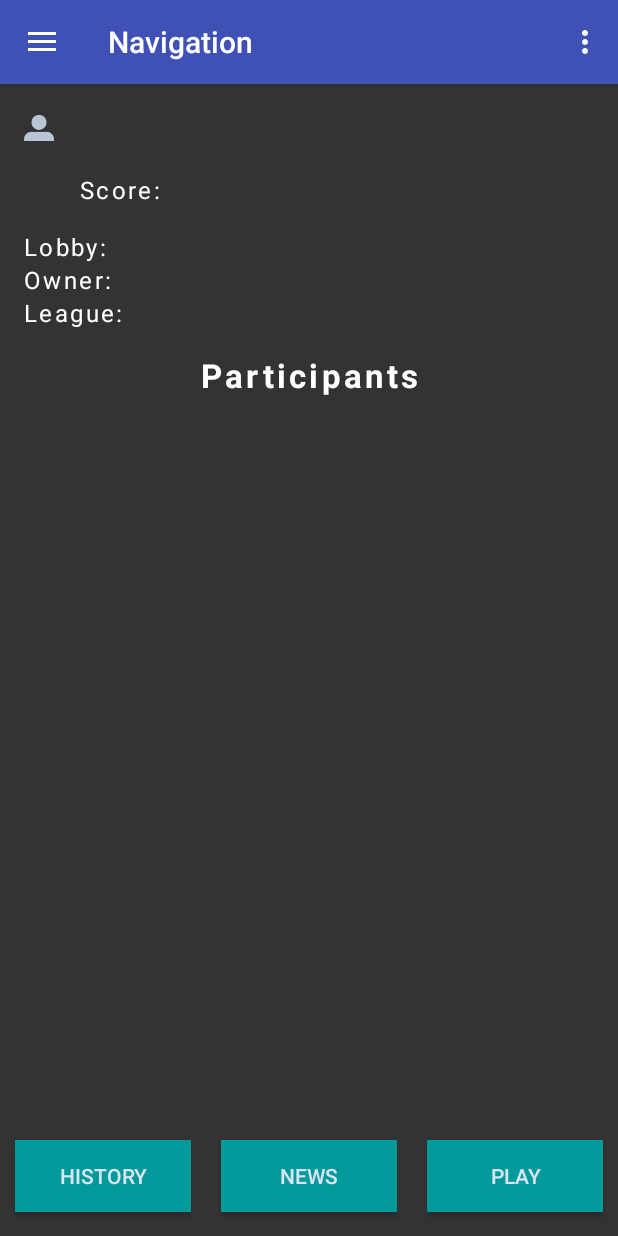
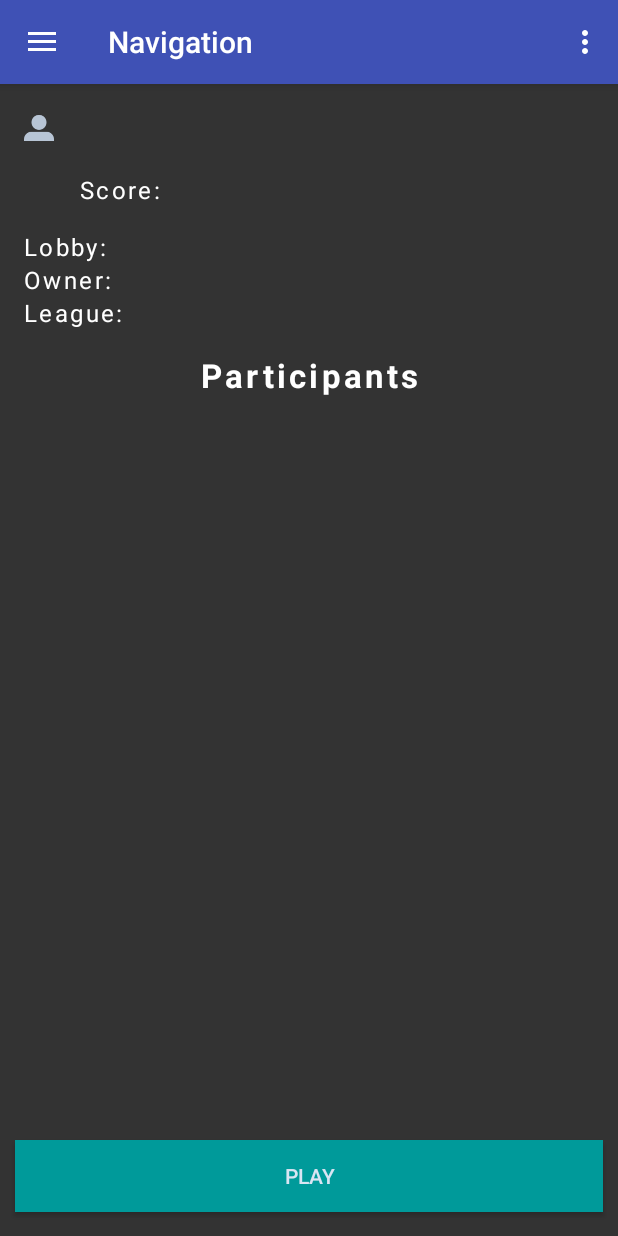
Before and after one commit to Juanca17/QuinelApp, an Android app: the Navigation screen opened directly, with no data from a screen before it, on a phone screen of 412 x 824 dp. Run offline under Robolectric (Android 15) with nearby library versions, the phone set to English and light mode, and no system bars; our stand-ins replace Firebase (no records; nobody signed in at launch, a user with empty details on screens opened directly); 4 statements that could not run were skipped.

Commit message:
Login from local files correction, logout implemented and buttons from lobby_active and navMenu removed

```diff
--- a/app/src/main/java/moviles2018itesm/quinelapp/Create.java
+++ b/app/src/main/java/moviles2018itesm/quinelapp/Create.java
@@ -70,6 +70,7 @@ public class Create extends AppCompatActivity {
                 ClipData clip = ClipData.newPlainText("text label", postId);
                 clipboard.setPrimaryClip(clip);
                 Toast.makeText(Create.this,"Lobby ID copied to clipboard." + postId, Toast.LENGTH_SHORT).show();
+                finish();
             }
         });
     }
--- a/app/src/main/res/layout/fragment_lobby_active.xml
+++ b/app/src/main/res/layout/fragment_lobby_active.xml
@@ -113,28 +113,6 @@
             android:orientation="horizontal">
 
             <Button
-                android:id="@+id/history"
-                android:layout_width="wrap_content"
-                android:layout_height="wrap_content"
-                android:layout_marginHorizontal="10dp"
-                android:layout_marginVertical="5dp"
-                android:layout_weight="1"
-                android:background="#009a9a"
-                android:text="History"
-                android:textColor="#d9e5f3" />
-
-            <Button
-                android:id="@+id/news"
-                android:layout_width="wrap_content"
-                android:layout_height="wrap_content"
-                android:layout_marginHorizontal="10dp"
-                android:layout_marginVertical="5dp"
-                android:layout_weight="1"
-                android:background="#009a9a"
-                android:text="News"
-                android:textColor="#d9e5f3" />
-
-            <Button
                 android:id="@+id/play"
                 android:layout_width="wrap_content"
                 android:layout_height="wrap_content"
--- a/app/src/main/res/menu/activity_navigation_drawer.xml
+++ b/app/src/main/res/menu/activity_navigation_drawer.xml
@@ -8,10 +8,6 @@
             android:id="@+id/nav_lobby"
             android:icon="@android:drawable/ic_menu_myplaces"
             android:title="Lobby" />
-        <item
-            android:id="@+id/nav_play"
-            android:icon="@android:drawable/ic_menu_add"
-            android:title="Play" />
         <item
             android:id="@+id/nav_history"
             android:icon="@android:drawable/ic_menu_agenda"
```
Also changed, not shown: app/src/main/java/moviles2018itesm/quinelapp/Join.java (+4 -3 lines), app/src/main/java/moviles2018itesm/quinelapp/Login.java (+8 -0 lines), app/src/main/java/moviles2018itesm/quinelapp/Navigation.java (+27 -1 lines), 1 other file.
